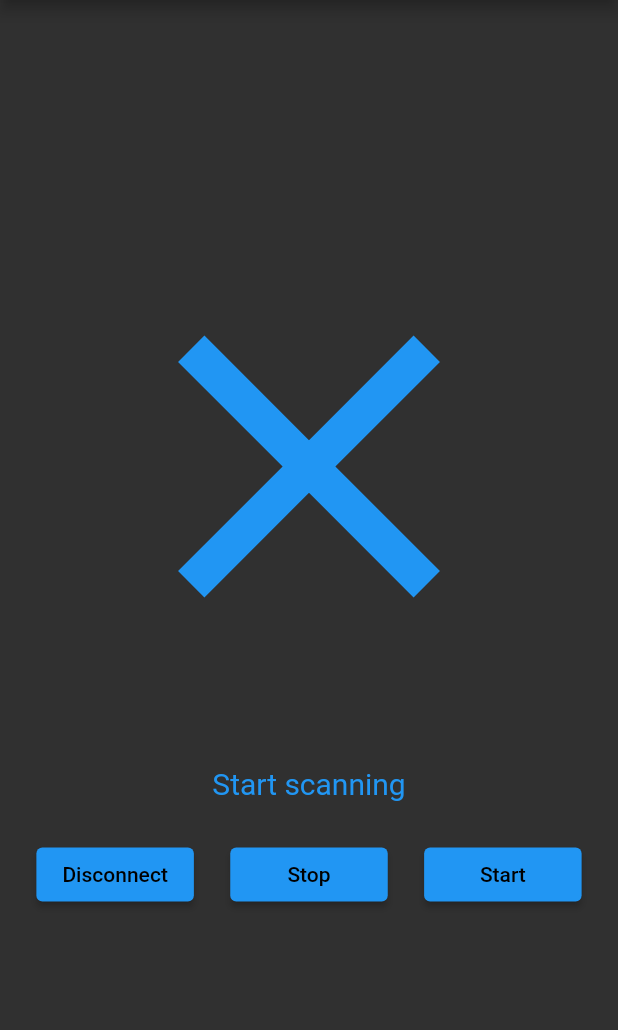
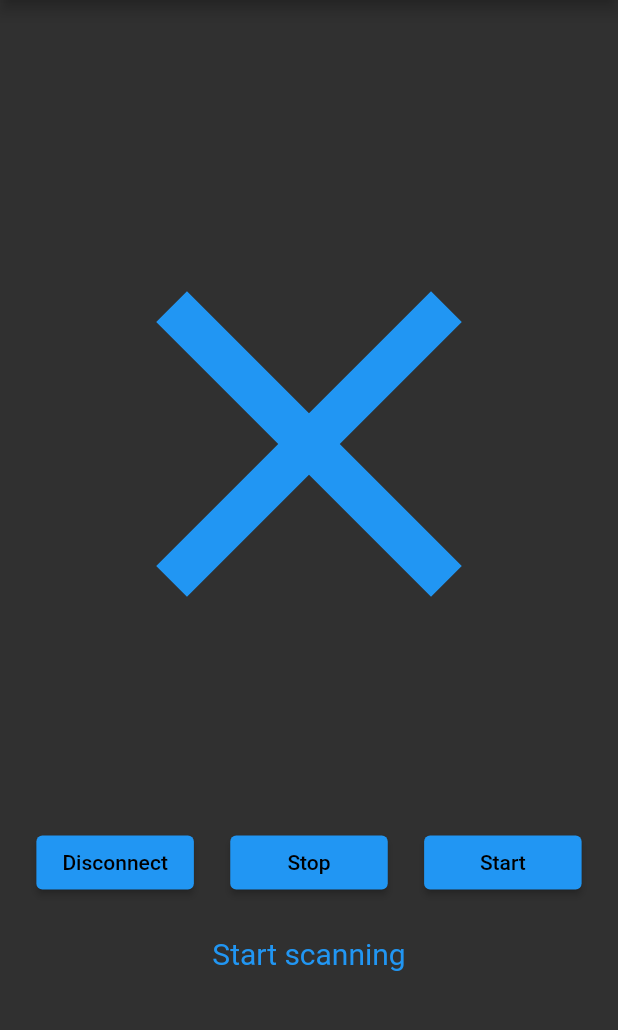
Before and after one commit to marvb19/ubi_sys_detector, a Flutter app: the screen it shows after launch, on a phone screen of 412 x 824 dp, the part 84-1114 px from its top. Run offline on Flutter 3.47's test engine with Material 2 defaults, Android fonts, the phone set to English and light mode, and no system bars; our stand-ins replace flutter_blue_plus.

Commit message:
reduce warnings due to better code style

```diff
--- a/lib/main.dart
+++ b/lib/main.dart
@@ -23,6 +23,7 @@ class MyApp extends StatelessWidget {
       ),
       darkTheme: ThemeData(
         brightness: Brightness.dark,
+        primarySwatch: Colors.green
         /* dark theme settings */
       ),
       themeMode: ThemeMode.dark,
@@ -42,7 +43,7 @@ class MyHomePage extends StatefulWidget {
 }
 
 class _MyHomePageState extends State<MyHomePage> {
-  String ble_text = "";
+  String bleText = "";
 
   //0: other activity
   //1: lift
@@ -52,24 +53,24 @@ class _MyHomePageState extends State<MyHomePage> {
   static const Color iconColor = Colors.blue;
 
   Widget activityIndicator() {
-    const double iconSize = 300;
+    const double iconSize = 350;
     switch (_activity) {
       case 1:
-        ble_text = "Lift";
+        bleText = "Lift";
         return const Icon(
           color: iconColor,
           Icons.elevator,
           size: iconSize,
         );
       case 2:
-        ble_text = "Stair";
+        bleText = "Stair";
         return const Icon(
           color: iconColor,
           Icons.stairs,
           size: iconSize,
         );
       default:
-        ble_text = "other activity";
+        bleText = "other activity";
         return const Icon(
           color: iconColor,
           Icons.close,
@@ -89,7 +90,7 @@ class _MyHomePageState extends State<MyHomePage> {
   late BluetoothDevice targetDevice;
   late BluetoothCharacteristic targetCharacteristic;
 
-  String connetionText = "";
+  String connectionStateText = "";
 
   @override
   void initState() {
@@ -100,15 +101,15 @@ class _MyHomePageState extends State<MyHomePage> {
 
   startScan() {
     setState(() {
-      connetionText = "Start scanning";
+      connectionStateText = "Start scanning";
     });
 
     scanSubscription = flutterBlue.scan().listen((scanResult) {
       if (scanResult.device.name == TARGET_DEVICE_NAME) {
-        print("DEVICE found");
+        //print("DEVICE found");
         stopScan();
         setState(() {
-          connetionText = "Found Target Device";
+          connectionStateText = "Found Target Device";
         });
         targetDevice = scanResult.device;
         connectToDevice();
@@ -127,13 +128,13 @@ class _MyHomePageState extends State<MyHomePage> {
     if (targetDevice == null) return;
 
     setState(() {
-      connetionText = "Device connecting";
+      connectionStateText = "Device connecting";
     });
 
     await targetDevice.connect();
     print("DEVICE CONNECTED");
     setState(() {
-      connetionText = "Device Connected";
+      connectionStateText = "Device Connected";
     });
     discoverServices();
   }
@@ -144,7 +145,7 @@ class _MyHomePageState extends State<MyHomePage> {
     targetDevice.disconnect();
 
     setState(() {
-      connetionText = "Device Disconnected";
+      connectionStateText = "Device Disconnected";
     });
   }
 
@@ -160,7 +161,7 @@ class _MyHomePageState extends State<MyHomePage> {
             //writeData("Hi there ESP32");
             notifyData();
             setState(() {
-              connetionText = "All Ready with ${targetDevice.name}";
+              connectionStateText = "All Ready with ${targetDevice.name}";
             });
           }
         });
@@ -181,7 +182,7 @@ class _MyHomePageState extends State<MyHomePage> {
 
     List<int> value = await targetCharacteristic.read();
     setState(() {
-      ble_text = utf8.decode(value);
+      bleText = utf8.decode(value);
       _activity =
           int.parse(utf8.decode(value).replaceAll(RegExp(r'[^0-9]'), ''));
       print(_activity);
@@ -228,15 +229,7 @@ class _MyHomePageState extends State<MyHomePage> {
                 activityIndicator(),
               ],
             ),
-            SizedBox(height: 50),
-            Row(
-              //crossAxisAlignment: CrossAxisAlignment.center,
-              mainAxisAlignment: MainAxisAlignment.spaceEvenly,
-              children: [
-                Text(connetionText, style: textStyle),
-              ],
-            ),
-            SizedBox(height: 25),
+            SizedBox(height: 80),
             Row(
               //crossAxisAlignment: CrossAxisAlignment.center,
               mainAxisAlignment: MainAxisAlignment.spaceEvenly,
@@ -258,6 +251,14 @@ class _MyHomePageState extends State<MyHomePage> {
                 ),
               ],
             ),
+            SizedBox(height: 25),
+            Row(
+              //crossAxisAlignment: CrossAxisAlignment.center,
+              mainAxisAlignment: MainAxisAlignment.spaceEvenly,
+              children: [
+                Text(connectionStateText, style: textStyle),
+              ],
+            ),
           ],
         ),
       ),
```
